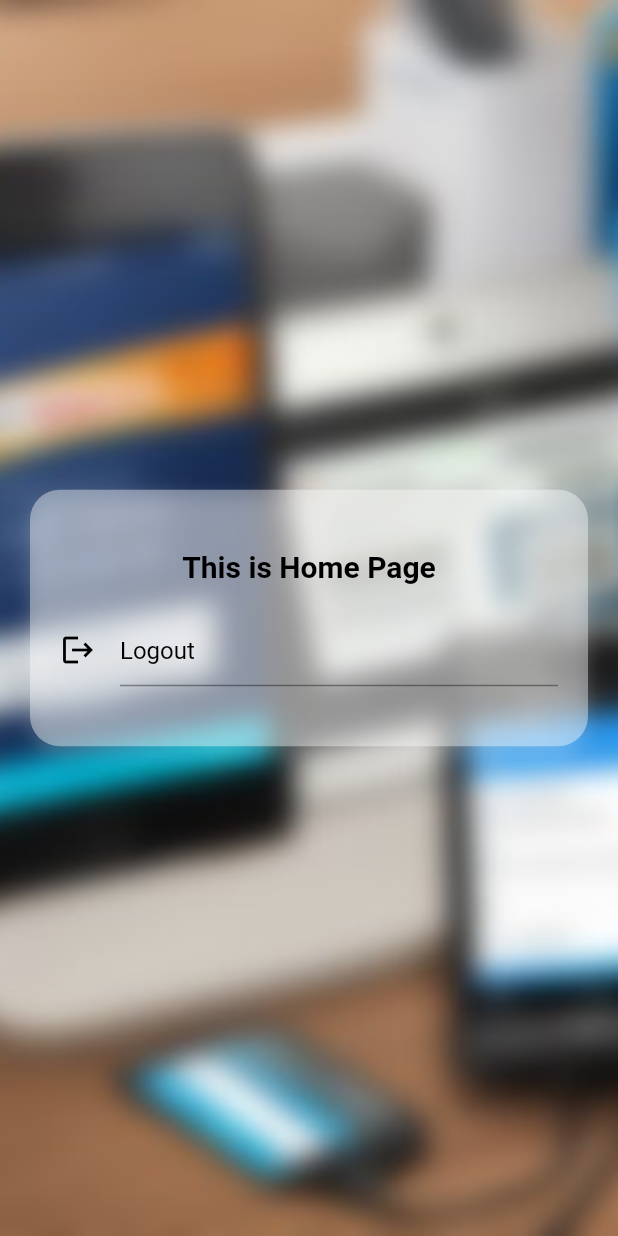
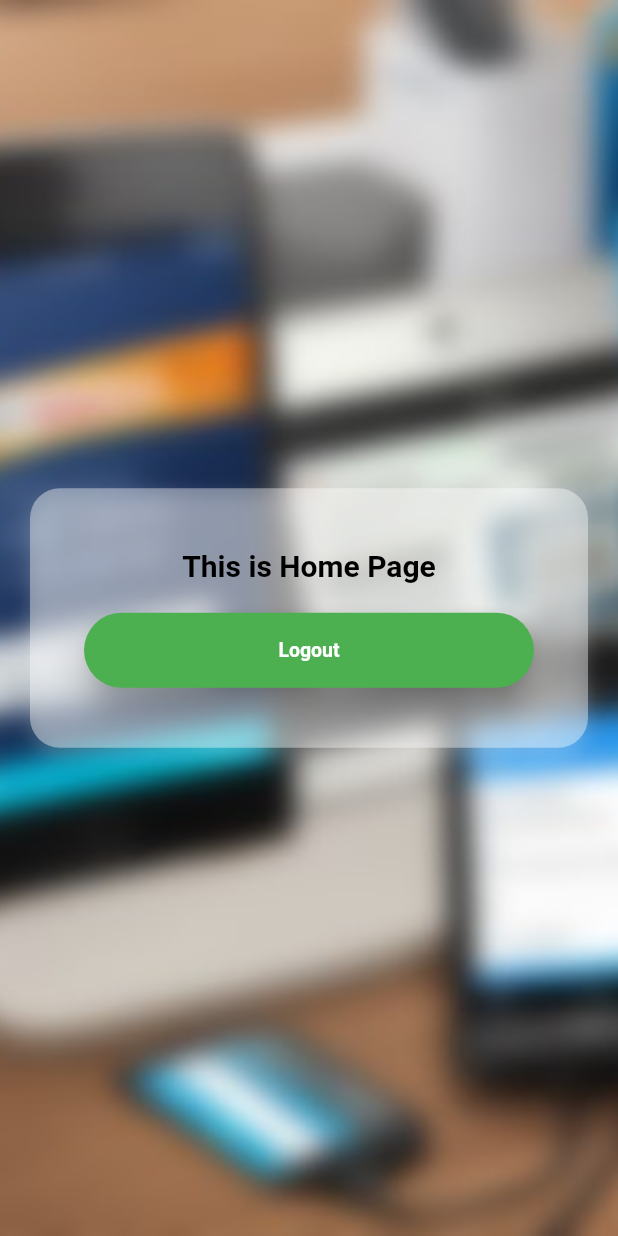
Before and after one commit to abdulmazidcse/pos-app, a Flutter app: the HomePage screen opened directly, on a phone screen of 412 x 824 dp. Run offline on Flutter 3.47's test engine with Material 2 defaults, Android fonts, the phone set to English and light mode, and no system bars; drawn by our look-alikes of auto_size_text; our stand-ins replace shared_preferences; accounts and stored records are empty.

```diff
--- a/lib/HomePage/HomePage.dart
+++ b/lib/HomePage/HomePage.dart
@@ -1,5 +1,7 @@
 import 'package:auto_size_text/auto_size_text.dart';
 import 'package:flutter/material.dart';
+import 'package:shared_preferences/shared_preferences.dart';
+import '../Login/Login.dart';
 
 class HomePage extends StatefulWidget {
   @override
@@ -61,13 +63,27 @@ class _HomePageState extends State<HomePage> {
                       ),
                     ),
                     SizedBox(height: 20.0),
-                    TextField(
-                      style: TextStyle(color: Colors.white),
-                      decoration: InputDecoration(
-                        hintText: 'Logout',
-                        hintStyle: TextStyle(color: Colors.black),
-                        icon: Icon(Icons.logout, color: Colors.black),
+                    ElevatedButton(
+                      child: Text(
+                        'Logout',
+                        style: TextStyle(
+                            fontWeight: FontWeight.bold,
+                            fontSize: 13,
+                            color: Colors.white),
                       ),
+                      onPressed: () async {
+                        SharedPreferences prefs =
+                            await SharedPreferences.getInstance();
+                        await prefs.clear();
+                        Navigator.of(context).pushReplacement(
+                            MaterialPageRoute(builder: (context) => LogIn()));
+                      },
+                      style: ElevatedButton.styleFrom(
+                          elevation: 9.0,
+                          primary: Colors.green,
+                          fixedSize: const Size(300, 50),
+                          shape: RoundedRectangleBorder(
+                              borderRadius: BorderRadius.circular(75))),
                     ),
                     SizedBox(height: 20.0),
                   ],
--- a/pubspec.yaml
+++ b/pubspec.yaml
@@ -36,6 +36,8 @@ dependencies:
   # Use with the CupertinoIcons class for iOS style icons.
   cupertino_icons: ^1.0.2
   auto_size_text: ^3.0.0
+  shared_preferences: ^2.2.2
+  http: ^1.1.0
 
 dev_dependencies:
   flutter_test:
```
Also changed, not shown: lib/Login/login.dart (+47 -21 lines), lib/main.dart (+14 -0 lines), lib/utils/Api.dart (added, +51 -0 lines), pubspec.lock, 1 other file.
